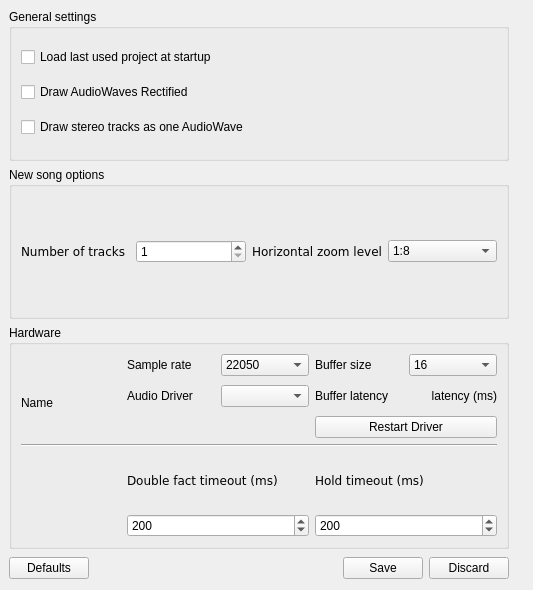
Before: the Qt Designer form src/traverso/ui/GlobalPropertiesWidget.ui in ErwanLegrand/Traverso-DAW, drawn with Qt 5.
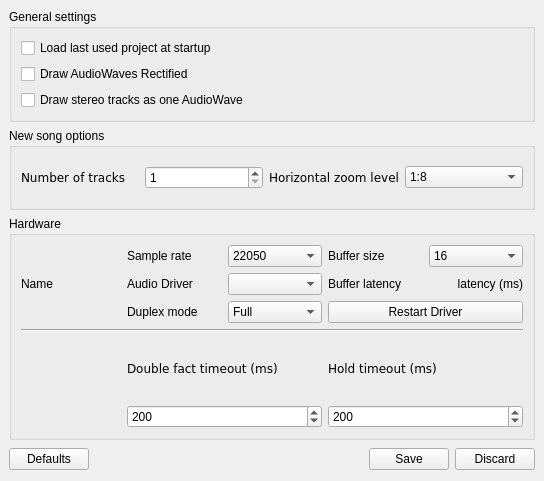
After: the same form once the commit is applied. Icons and pictures are not drawn.

Commit message: Added duplex driver option (full, capture or playback). Works only for ALSA driver.

What changed in the file:
```diff
--- a/src/traverso/ui/GlobalPropertiesWidget.ui
+++ b/src/traverso/ui/GlobalPropertiesWidget.ui
@@ -8,34 +8,30 @@
    <rect>
     <x>0</x>
     <y>0</y>
-    <width>533</width>
-    <height>590</height>
+    <width>544</width>
+    <height>481</height>
    </rect>
   </property>
+  <property name="sizePolicy" >
+   <sizepolicy>
+    <hsizetype>7</hsizetype>
+    <vsizetype>7</vsizetype>
+    <horstretch>0</horstretch>
+    <verstretch>0</verstretch>
+   </sizepolicy>
+  </property>
   <property name="windowTitle" >
    <string>Form</string>
   </property>
-  <layout class="QGridLayout" >
-   <property name="margin" >
-    <number>9</number>
+  <widget class="QWidget" name="" >
+   <property name="geometry" >
+    <rect>
+     <x>9</x>
+     <y>9</y>
+     <width>526</width>
+     <height>463</height>
+    </rect>
    </property>
-   <property name="spacing" >
-    <number>6</number>
-   </property>
-   <item row="0" column="1" >
-    <spacer>
-     <property name="orientation" >
-      <enum>Qt::Horizontal</enum>
-     </property>
-     <property name="sizeHint" >
-      <size>
-       <width>16</width>
-       <height>20</height>
-      </size>
-     </property>
-    </spacer>
-   </item>
-   <item row="0" column="0" >
     <layout class="QVBoxLayout" >
      <property name="margin" >
       <number>0</number>
@@ -200,17 +196,9 @@
        <property name="title" >
         <string>Hardware</string>
        </property>
-       <layout class="QHBoxLayout" >
-        <property name="margin" >
-         <number>9</number>
-        </property>
-        <property name="spacing" >
-         <number>6</number>
-        </property>
-        <item>
          <layout class="QVBoxLayout" >
           <property name="margin" >
-           <number>0</number>
+        <number>9</number>
           </property>
           <property name="spacing" >
            <number>6</number>
@@ -223,7 +211,14 @@
             <property name="spacing" >
              <number>6</number>
             </property>
-            <item rowspan="2" row="0" column="0" >
+         <item row="2" column="2" >
+          <widget class="QPushButton" name="deviceApplyButton" >
+           <property name="text" >
+            <string>Restart Driver</string>
+           </property>
+          </widget>
+         </item>
+         <item row="0" column="0" >
              <widget class="QLabel" name="audiocardLabel" >
               <property name="maximumSize" >
                <size>
@@ -239,7 +234,62 @@
               </property>
              </widget>
             </item>
-            <item rowspan="2" row="1" column="2" >
+         <item row="2" column="1" >
+          <layout class="QHBoxLayout" >
+           <property name="margin" >
+            <number>0</number>
+           </property>
+           <property name="spacing" >
+            <number>6</number>
+           </property>
+           <item>
+            <widget class="QLabel" name="label_2" >
+             <property name="text" >
+              <string>Duplex mode</string>
+             </property>
+            </widget>
+           </item>
+           <item>
+            <widget class="QComboBox" name="duplexComboBox" >
+             <item>
+              <property name="text" >
+               <string>Full</string>
+              </property>
+             </item>
+             <item>
+              <property name="text" >
+               <string>Playback</string>
+              </property>
+             </item>
+             <item>
+              <property name="text" >
+               <string>Capture</string>
+              </property>
+             </item>
+            </widget>
+           </item>
+          </layout>
+         </item>
+         <item row="1" column="0" >
+          <widget class="QLabel" name="cardNameLabel" >
+           <property name="minimumSize" >
+            <size>
+             <width>0</width>
+             <height>0</height>
+            </size>
+           </property>
+           <property name="maximumSize" >
+            <size>
+             <width>16777215</width>
+             <height>16777215</height>
+            </size>
+           </property>
+           <property name="text" >
+            <string>Name</string>
+           </property>
+          </widget>
+         </item>
+         <item row="1" column="2" >
              <layout class="QHBoxLayout" >
               <property name="margin" >
                <number>0</number>
@@ -266,77 +316,6 @@
               </item>
              </layout>
             </item>
-            <item row="0" column="1" >
-             <layout class="QHBoxLayout" >
-              <property name="margin" >
-               <number>0</number>
-              </property>
-              <property name="spacing" >
-               <number>6</number>
-              </property>
-              <item>
-               <widget class="QLabel" name="label_2_2" >
-                <property name="text" >
-                 <string>Sample rate</string>
-                </property>
-               </widget>
-              </item>
-              <item>
-               <widget class="QComboBox" name="defaultSampleRateComboBox" >
-                <item>
-                 <property name="text" >
-                  <string>22050</string>
-                 </property>
-                </item>
-                <item>
-                 <property name="text" >
-                  <string>32000</string>
-                 </property>
-                </item>
-                <item>
-                 <property name="text" >
-                  <string>44100</string>
-                 </property>
-                </item>
-                <item>
-                 <property name="text" >
-                  <string>48000</string>
-                 </property>
-                </item>
-                <item>
-                 <property name="text" >
-                  <string>88200</string>
-                 </property>
-                </item>
-                <item>
-                 <property name="text" >
-                  <string>96000</string>
-                 </property>
-                </item>
-               </widget>
-              </item>
-             </layout>
-            </item>
-            <item rowspan="2" row="1" column="1" >
-             <layout class="QHBoxLayout" >
-              <property name="margin" >
-               <number>0</number>
-              </property>
-              <property name="spacing" >
-               <number>6</number>
-              </property>
-              <item>
-               <widget class="QLabel" name="label_6" >
-                <property name="text" >
-                 <string>Audio Driver</string>
-                </property>
-               </widget>
-              </item>
-              <item>
-               <widget class="QComboBox" name="audioDriverBackendComboBox" />
-              </item>
-             </layout>
-            </item>
             <item row="0" column="2" >
              <layout class="QHBoxLayout" >
               <property name="margin" >
@@ -403,31 +382,76 @@
               </item>
              </layout>
             </item>
-            <item row="3" column="2" >
-             <widget class="QPushButton" name="deviceApplyButton" >
+         <item row="1" column="1" >
+          <layout class="QHBoxLayout" >
+           <property name="margin" >
+            <number>0</number>
+           </property>
+           <property name="spacing" >
+            <number>6</number>
+           </property>
+           <item>
+            <widget class="QLabel" name="label_6" >
               <property name="text" >
-               <string>Restart Driver</string>
+              <string>Audio Driver</string>
               </property>
              </widget>
             </item>
-            <item row="2" column="0" >
-             <widget class="QLabel" name="cardNameLabel" >
-              <property name="minimumSize" >
-               <size>
-                <width>0</width>
-                <height>0</height>
-               </size>
-              </property>
-              <property name="maximumSize" >
-               <size>
-                <width>16777215</width>
-                <height>16777215</height>
-               </size>
-              </property>
+           <item>
+            <widget class="QComboBox" name="audioDriverBackendComboBox" />
+           </item>
+          </layout>
+         </item>
+         <item row="0" column="1" >
+          <layout class="QHBoxLayout" >
+           <property name="margin" >
+            <number>0</number>
+           </property>
+           <property name="spacing" >
+            <number>6</number>
+           </property>
+           <item>
+            <widget class="QLabel" name="label_2_2" >
               <property name="text" >
-               <string>Name</string>
-              </property>
-             </widget>
+              <string>Sample rate</string>
+             </property>
+            </widget>
+           </item>
+           <item>
+            <widget class="QComboBox" name="defaultSampleRateComboBox" >
+             <item>
+              <property name="text" >
+               <string>22050</string>
+              </property>
+             </item>
+             <item>
+              <property name="text" >
+               <string>32000</string>
+              </property>
+             </item>
+             <item>
+              <property name="text" >
+               <string>44100</string>
+              </property>
+             </item>
+             <item>
+              <property name="text" >
+               <string>48000</string>
+              </property>
+             </item>
+             <item>
+              <property name="text" >
+               <string>88200</string>
+              </property>
+             </item>
+             <item>
+              <property name="text" >
+               <string>96000</string>
+              </property>
+             </item>
+            </widget>
+           </item>
+          </layout>
             </item>
            </layout>
           </item>
@@ -525,8 +549,6 @@
            </layout>
           </item>
          </layout>
-        </item>
-       </layout>
       </widget>
      </item>
      <item>
@@ -574,10 +596,8 @@
       </layout>
      </item>
     </layout>
-   </item>
-  </layout>
- </widget>
- <pixmapfunction></pixmapfunction>
+  </widget>
+ </widget>
  <resources/>
  <connections/>
 </ui>
```
Left out of the diff: 3 changed lines with no effect on the pictures. Lines whose indentation alone changed are shown as unchanged. The commit also changes 1 other file.
